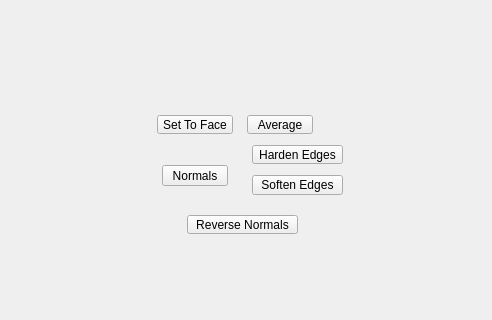
Qt form tentacle/ui/uiLevel_2/normals_submenu.ui (m3trik/tentacle) before a commit; both pictures show x 108 to 600 and y 125 to 445 of the 600 by 600 pixel window.
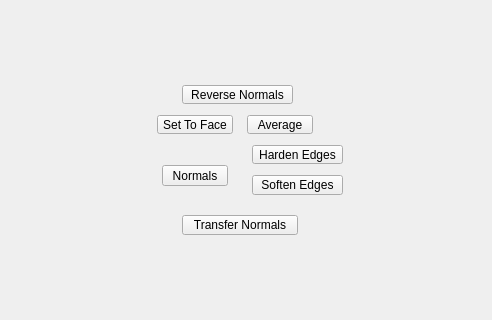
The same form after that commit. Custom widgets are drawn as their Qt base class.

```diff
--- a/tentacle/ui/uiLevel_2/normals_submenu.ui
+++ b/tentacle/ui/uiLevel_2/normals_submenu.ui
@@ -124,8 +124,8 @@
     </property>
     <property name="geometry">
      <rect>
-      <x>295</x>
-      <y>340</y>
+      <x>290</x>
+      <y>210</y>
       <width>111</width>
       <height>19</height>
      </rect>
@@ -254,6 +254,43 @@
      </size>
     </property>
    </widget>
+   <widget class="QPushButton" name="b002">
+    <property name="enabled">
+     <bool>true</bool>
+    </property>
+    <property name="geometry">
+     <rect>
+      <x>290</x>
+      <y>340</y>
+      <width>116</width>
+      <height>20</height>
+     </rect>
+    </property>
+    <property name="minimumSize">
+     <size>
+      <width>60</width>
+      <height>20</height>
+     </size>
+    </property>
+    <property name="maximumSize">
+     <size>
+      <width>999</width>
+      <height>20</height>
+     </size>
+    </property>
+    <property name="toolTip">
+     <string>Transfer the normal information from the first selected object to all remaining.</string>
+    </property>
+    <property name="text">
+     <string>Transfer Normals</string>
+    </property>
+    <property name="iconSize">
+     <size>
+      <width>18</width>
+      <height>18</height>
+     </size>
+    </property>
+   </widget>
   </widget>
  </widget>
  <customwidgets>
```
